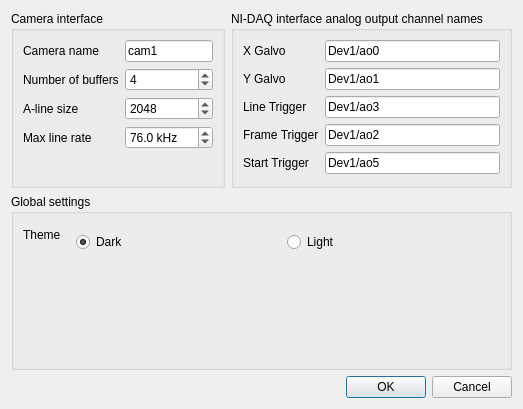
The window that src/main/resources/windows/ui/SettingsDialog.ui (sstucker/OCTview) describes before a commit, drawn with Qt 5.
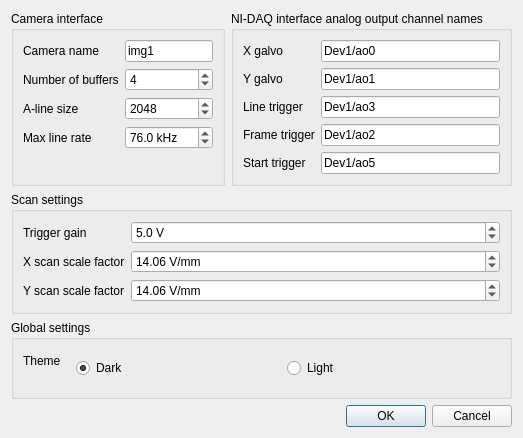
The same window after the commit.

Patch:
```diff
--- a/src/main/resources/windows/ui/SettingsDialog.ui
+++ b/src/main/resources/windows/ui/SettingsDialog.ui
@@ -39,7 +39,7 @@
          <string>The name of the line camera device</string>
         </property>
         <property name="text">
-         <string>cam1</string>
+         <string>img1</string>
         </property>
        </widget>
       </item>
@@ -118,14 +118,14 @@
          <string/>
         </property>
         <property name="text">
-         <string>X Galvo</string>
+         <string>X galvo</string>
         </property>
        </widget>
       </item>
       <item row="1" column="0">
        <widget class="QLabel" name="labelYChName">
         <property name="text">
-         <string>Y Galvo</string>
+         <string>Y galvo</string>
         </property>
        </widget>
       </item>
@@ -146,21 +146,21 @@
       <item row="2" column="0">
        <widget class="QLabel" name="labelLineTrigChName">
         <property name="text">
-         <string>Line Trigger</string>
+         <string>Line trigger</string>
         </property>
        </widget>
       </item>
       <item row="4" column="0">
        <widget class="QLabel" name="labelStartTrigChName">
         <property name="text">
-         <string>Start Trigger</string>
+         <string>Start trigger</string>
         </property>
        </widget>
       </item>
       <item row="3" column="0">
        <widget class="QLabel" name="labelFrameTrigChName">
         <property name="text">
-         <string>Frame Trigger</string>
+         <string>Frame trigger</string>
         </property>
        </widget>
       </item>
@@ -237,6 +237,84 @@
      </property>
     </widget>
    </item>
+   <item row="1" column="0" colspan="2">
+    <widget class="QGroupBox" name="groupBox">
+     <property name="title">
+      <string>Scan settings</string>
+     </property>
+     <layout class="QFormLayout" name="formLayout_4">
+      <item row="0" column="0">
+       <widget class="QLabel" name="labelTriggerGain">
+        <property name="text">
+         <string>Trigger gain</string>
+        </property>
+       </widget>
+      </item>
+      <item row="0" column="1">
+       <widget class="QDoubleSpinBox" name="spinTriggerGain">
+        <property name="suffix">
+         <string> V</string>
+        </property>
+        <property name="decimals">
+         <number>1</number>
+        </property>
+        <property name="singleStep">
+         <double>0.100000000000000</double>
+        </property>
+        <property name="value">
+         <double>5.000000000000000</double>
+        </property>
+       </widget>
+      </item>
+      <item row="1" column="0">
+       <widget class="QLabel" name="labelXScaleFactor">
+        <property name="text">
+         <string>X scan scale factor</string>
+        </property>
+       </widget>
+      </item>
+      <item row="1" column="1">
+       <widget class="QDoubleSpinBox" name="spinXScaleFactor">
+        <property name="suffix">
+         <string> V/mm</string>
+        </property>
+        <property name="decimals">
+         <number>2</number>
+        </property>
+        <property name="singleStep">
+         <double>0.010000000000000</double>
+        </property>
+        <property name="value">
+         <double>14.060000000000000</double>
+        </property>
+       </widget>
+      </item>
+      <item row="2" column="0">
+       <widget class="QLabel" name="labelYScaleFactor">
+        <property name="text">
+         <string>Y scan scale factor</string>
+        </property>
+       </widget>
+      </item>
+      <item row="2" column="1">
+       <widget class="QDoubleSpinBox" name="spinYScaleFactor">
+        <property name="suffix">
+         <string> V/mm</string>
+        </property>
+        <property name="decimals">
+         <number>2</number>
+        </property>
+        <property name="singleStep">
+         <double>0.010000000000000</double>
+        </property>
+        <property name="value">
+         <double>14.060000000000000</double>
+        </property>
+       </widget>
+      </item>
+     </layout>
+    </widget>
+   </item>
   </layout>
  </widget>
  <resources/>
```
